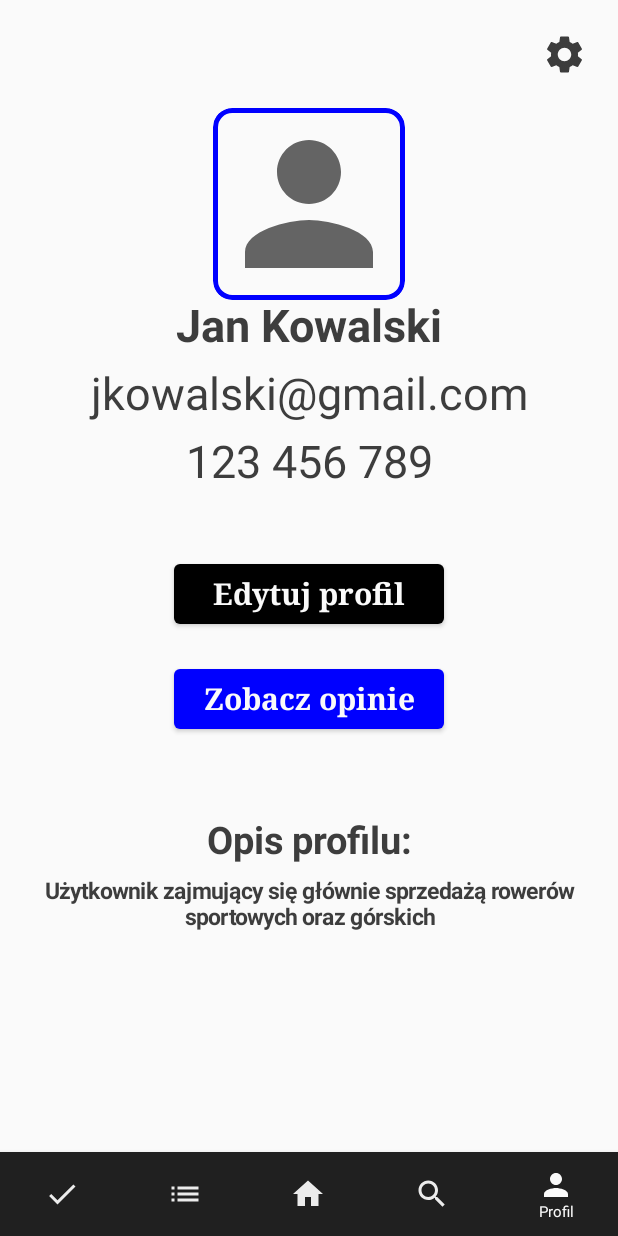
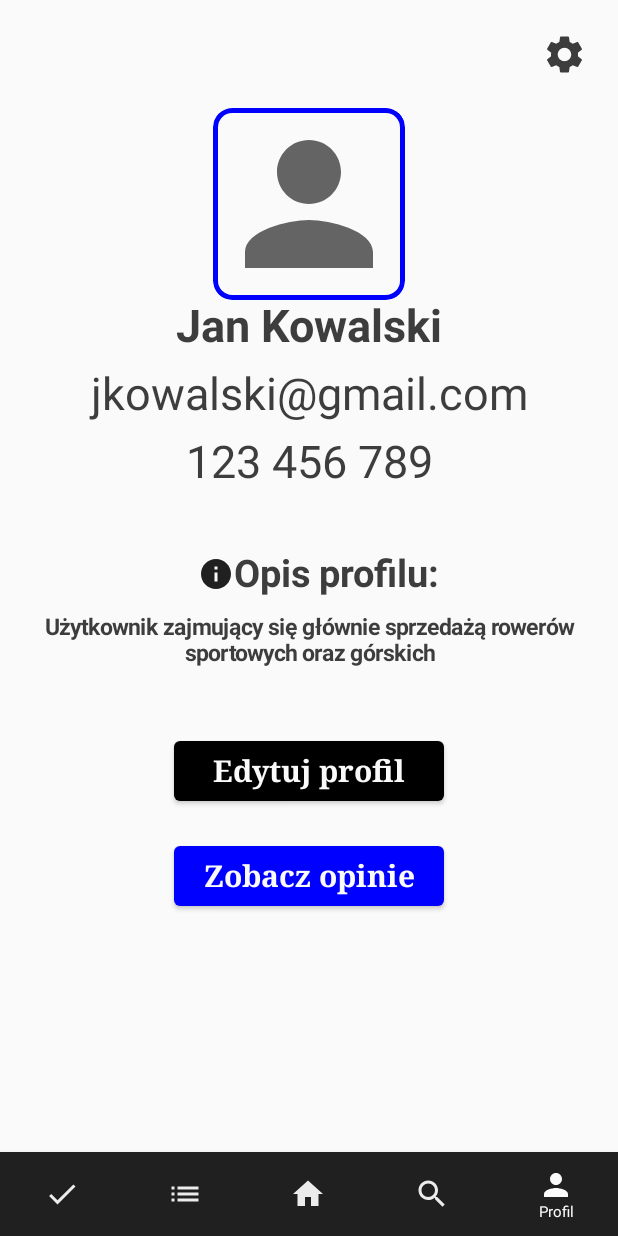
Before and after one commit to Wojw99/bizarro-app, an Android app built with Jetpack Compose: the UserProfileScreen screen opened through its navigation route, on a phone screen of 412 x 824 dp. Run offline under Robolectric (Android 15) with nearby library versions, the phone set to English and light mode, and no system bars; our stand-ins replace Dagger/Hilt's generated code, Timber; pictures from the network do not load.

Commit message:
Some fixes/upgrades

```diff
--- a/app/src/main/java/com/example/bizarro/ui/screens/user_profile/UserProfileScreen.kt
+++ b/app/src/main/java/com/example/bizarro/ui/screens/user_profile/UserProfileScreen.kt
@@ -9,10 +9,7 @@ import androidx.compose.foundation.shape.RoundedCornerShape
 import androidx.compose.material.*
 import androidx.compose.material.MaterialTheme.colors
 import androidx.compose.material.icons.Icons
-import androidx.compose.material.icons.filled.Edit
-import androidx.compose.material.icons.filled.Info
-import androidx.compose.material.icons.filled.Notifications
-import androidx.compose.material.icons.filled.Settings
+import androidx.compose.material.icons.filled.*
 import androidx.compose.runtime.Composable
 import androidx.compose.ui.Alignment
 import androidx.compose.ui.Modifier
@@ -34,10 +31,7 @@ import androidx.navigation.NavController
 import com.example.bizarro.R
 import com.example.bizarro.ui.Screen
 import com.example.bizarro.ui.screens.record_details.RecordDetailsViewModel
-import com.example.bizarro.ui.theme.blueColor
-import com.example.bizarro.ui.theme.darkColor
-import com.example.bizarro.ui.theme.kGray
-import com.example.bizarro.ui.theme.kWhite
+import com.example.bizarro.ui.theme.*
 
 @Composable
 fun UserProfileScreen(
@@ -45,14 +39,10 @@ fun UserProfileScreen(
 
     viewModel: UserProfileViewModel = hiltViewModel(),
 
-
-
 ) {
     val context = LocalContext.current
-    //val viewModelEdit: SettingsEditUserProfileViewModel = hiltViewModel()
 
     Column(
-
 
         modifier = Modifier
             .fillMaxSize()
@@ -61,36 +51,7 @@ fun UserProfileScreen(
 
         HeaderSectionUserProfile(navController)
 
-
-        UserImage()
-
-        //Spacer(modifier = Modifier.height(40.dp))
-
-
-        Text(viewModel.nameUser,
-            style = TextStyle(
-                fontSize = 30.sp,
-                fontFamily = FontFamily.Default,
-                fontWeight = FontWeight.Bold
-            ))
-
-        Spacer(modifier = Modifier.height(10.dp))
-
-        Text(viewModel.emailUser,
-            style = TextStyle(
-                fontSize = 30.sp,
-                fontFamily = FontFamily.Default,
-                fontWeight = FontWeight.Normal
-            ))
-
-        Spacer(modifier = Modifier.height(10.dp))
-
-        Text(viewModel.phoneUser,
-            style = TextStyle(
-                fontSize = 30.sp,
-                fontFamily = FontFamily.Default,
-                fontWeight = FontWeight.Normal
-            ))
+        UserInformation()
 
         Spacer(modifier = Modifier.height(50.dp))
 
@@ -124,53 +85,11 @@ fun UserProfileScreen(
             )
         }
 
-        //UserInfo(navController)
-
-        Spacer(modifier = Modifier.height(40.dp))
-
-
-        //UserDescription()
+        Spacer(modifier = Modifier.height(60.dp))
 
 
 
 
-//        Spacer(modifier = Modifier.height(50.dp))
-//
-//        Button(onClick = {}) {
-//            Image(
-//                painterResource(R.drawable.ic_baseline_star_24),
-//                contentDescription ="Zobacz opinie",
-//                modifier = Modifier.size(35.dp))
-//
-//            Text(text = "Zobacz opinie",Modifier.padding(start = 10.dp))
-//        }
-
-
-        Spacer(modifier = Modifier.height(20.dp))
-
-
-        Text(text = "Opis profilu:",
-            style = TextStyle(
-                fontSize = 25.sp,
-                fontFamily = FontFamily.Default,
-                fontWeight = FontWeight.Bold,
-                textAlign = TextAlign.Start
-                ),
-            )
-
-        //Icons.Default.Info
-
-        Spacer(modifier = Modifier.height(10.dp))
-
-        Text(text = viewModel.userDescription,
-            style = TextStyle(
-                fontSize = 15.sp,
-                fontFamily = FontFamily.Default,
-                fontWeight = FontWeight.Bold,
-                textAlign = TextAlign.Center,
-
-            )
-        )
 
     }
 
@@ -202,7 +121,7 @@ fun HeaderSectionUserProfile(navController: NavController)
 }
 
 @Composable
-fun UserImage()
+fun UserInformation(viewModel: UserProfileViewModel = hiltViewModel())
 {
 
     Image(
@@ -215,77 +134,74 @@ fun UserImage()
             .border(3.dp, blueColor, RoundedCornerShape(10))
     )
 
+    Text(viewModel.nameUser,
+        style = TextStyle(
+            fontSize = 30.sp,
+            fontFamily = FontFamily.Default,
+            fontWeight = FontWeight.Bold
+        ))
+
+    Spacer(modifier = Modifier.height(10.dp))
+
+    Text(viewModel.emailUser,
+        style = TextStyle(
+            fontSize = 30.sp,
+            fontFamily = FontFamily.Default,
+            fontWeight = FontWeight.Normal
+        ))
+
+    Spacer(modifier = Modifier.height(10.dp))
+
+    Text(viewModel.phoneUser,
+        style = TextStyle(
+            fontSize = 30.sp,
+            fontFamily = FontFamily.Default,
+            fontWeight = FontWeight.Normal
+        ))
+
+    Spacer(modifier = Modifier.height(30.dp))
+
+    DescriptionHeader()
+
+    Text(
+        text = viewModel.userDescription,
+        style = TextStyle(
+            fontSize = 15.sp,
+            fontFamily = FontFamily.Default,
+            fontWeight = FontWeight.Bold,
+            textAlign = TextAlign.Center,
+
+            )
+    )
 
 
 }
 
+
 @Composable
-fun UserDescription(viewModel: UserProfileViewModel = hiltViewModel())
+fun DescriptionHeader()
 {
     Box(modifier = Modifier
         .fillMaxWidth()
-        .padding(12.dp)) {
+        .padding(12.dp)){
+        Row(
+            verticalAlignment = Alignment.CenterVertically,
+            horizontalArrangement = Arrangement.Center,
 
-        Icon(
-            imageVector = Icons.Default.Notifications,
-            contentDescription = "User description"
-        )
+        ) {
 
+            Spacer(modifier = Modifier.width(120.dp))
 
+            Icon(Icons.Default.Info, "Icon description", tint = kBlack)
 
+            Text(text = "Opis profilu:",
+                style = TextStyle(
+                    fontSize = 25.sp,
+                    fontFamily = FontFamily.Default,
+                    fontWeight = FontWeight.Bold,
+                    textAlign = TextAlign.Start
+                ),)
+        }
 
     }
 }
-
-//@Composable
-//fun UserInfo(navController: NavController)
-//{
-//    Text("Jan Kowalski",
-//        style = TextStyle(
-//            fontSize = 30.sp,
-//            fontFamily = FontFamily.Default,
-//            fontWeight = FontWeight.Bold
-//        ))
-//
-//    Spacer(modifier = Modifier.height(10.dp))
-//
-//    Text("jkowalski@gmail.com",
-//        style = TextStyle(
-//            fontSize = 30.sp,
-//            fontFamily = FontFamily.Default,
-//            fontWeight = FontWeight.Normal
-//        ))
-//
-//    Spacer(modifier = Modifier.height(10.dp))
-//
-//    Text("123 456 789",
-//        style = TextStyle(
-//            fontSize = 30.sp,
-//            fontFamily = FontFamily.Default,
-//            fontWeight = FontWeight.Normal
-//        ))
-//
-//    Spacer(modifier = Modifier.height(50.dp))
-//
-//    Button(
-//        onClick ={
-//            navController.navigate(route = Screen.EditProfile.route)
-//        },
-//        Modifier.size(width = 180.dp, height = 40.dp),
-//        colors = ButtonDefaults.buttonColors(backgroundColor = blueColor),
-//    )
-//    {
-//        Text(text = "Edytuj profil",
-//            style = MaterialTheme.typography.button
-//        )
-//    }
-//
-//    //Spacer(modifier = Modifier.height(30.dp))
-//
-//
-//
-//
-//
-//
-//
-//}
```
Also changed, not shown: app/src/main/java/com/example/bizarro/ui/screens/user_profile/other_user_profile/OtherUserProfileScreen.kt (+36 -30 lines).
